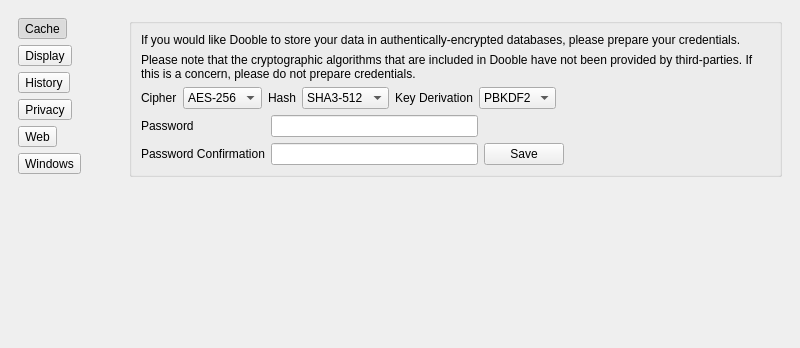
Old version of the form 2.x/UI/dooble_settings.ui in the repository textbrowser/dooble; both pictures show x 0 to 800 and y 0 to 348 of the 800 by 700 pixel window.
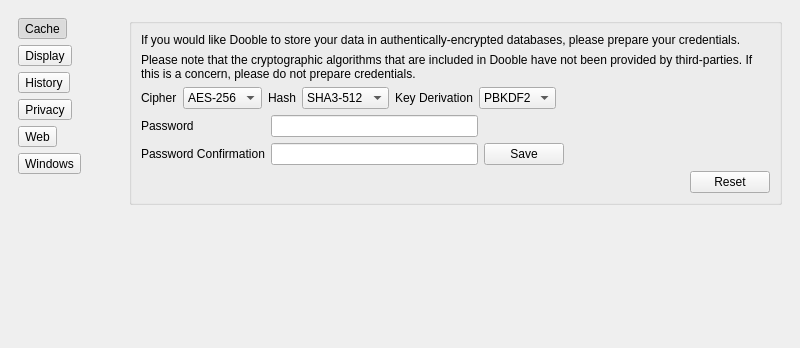
New version of the form. The open tabs and pages were chosen to show the change. Icons and pictures are not drawn.

The edit to the form file:
```diff
--- a/2.x/UI/dooble_settings.ui
+++ b/2.x/UI/dooble_settings.ui
@@ -518,6 +518,33 @@
                </item>
               </layout>
              </item>
+             <item>
+              <layout class="QHBoxLayout" name="horizontalLayout_8">
+               <item>
+                <spacer name="horizontalSpacer_8">
+                 <property name="orientation">
+                  <enum>Qt::Horizontal</enum>
+                 </property>
+                 <property name="sizeHint" stdset="0">
+                  <size>
+                   <width>40</width>
+                   <height>20</height>
+                  </size>
+                 </property>
+                </spacer>
+               </item>
+               <item>
+                <widget class="QPushButton" name="reset_credentials">
+                 <property name="toolTip">
+                  <string>Remove credentials. If confirmed, Dooble will store data as clear text.</string>
+                 </property>
+                 <property name="text">
+                  <string>Reset</string>
+                 </property>
+                </widget>
+               </item>
+              </layout>
+             </item>
             </layout>
            </widget>
           </item>
```
Left out of the diff: 1 changed line with no effect on the pictures.
